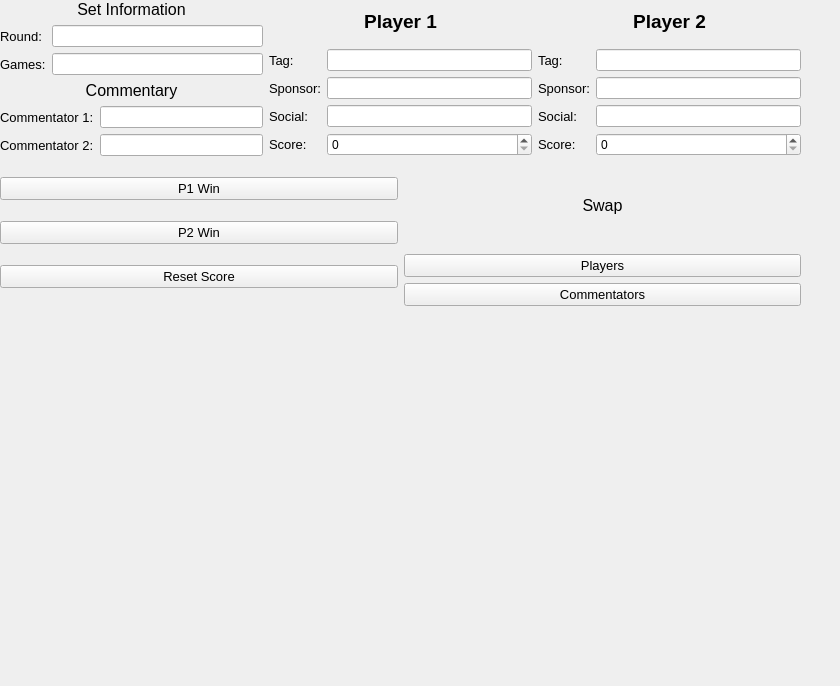
Qt form tourneyOverlay.ui (yhsanave/tournament-overlay) before a commit.
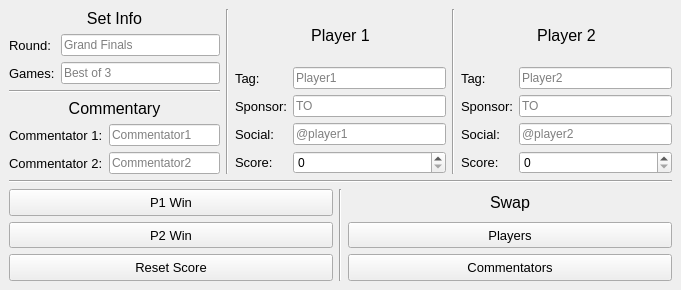
The same form after that commit.

What changed in the file:
```diff
--- a/tourneyOverlay.ui
+++ b/tourneyOverlay.ui
@@ -6,37 +6,48 @@
    <rect>
     <x>0</x>
     <y>0</y>
-    <width>840</width>
-    <height>686</height>
+    <width>681</width>
+    <height>290</height>
    </rect>
   </property>
+  <property name="sizePolicy">
+   <sizepolicy hsizetype="Fixed" vsizetype="Fixed">
+    <horstretch>0</horstretch>
+    <verstretch>0</verstretch>
+   </sizepolicy>
+  </property>
+  <property name="contextMenuPolicy">
+   <enum>Qt::NoContextMenu</enum>
+  </property>
   <property name="windowTitle">
    <string>MainWindow</string>
   </property>
-  <widget class="QWidget" name="centralwidget">
-   <widget class="QWidget" name="verticalLayoutWidget_5">
-    <property name="geometry">
-     <rect>
-      <x>0</x>
-      <y>0</y>
-      <width>801</width>
-      <height>306</height>
-     </rect>
-    </property>
+  <property name="dockOptions">
+   <set>QMainWindow::AllowTabbedDocks|QMainWindow::AnimatedDocks</set>
+  </property>
+  <widget class="QWidget" name="mainWidget">
     <layout class="QVBoxLayout" name="verticalLayout">
      <item>
+     <layout class="QVBoxLayout" name="mainLayout">
+      <item>
       <layout class="QHBoxLayout" name="infoLayout">
        <item>
         <layout class="QVBoxLayout" name="setLayout">
          <item>
           <widget class="QLabel" name="setLabel">
+            <property name="sizePolicy">
+             <sizepolicy hsizetype="Minimum" vsizetype="Minimum">
+              <horstretch>0</horstretch>
+              <verstretch>0</verstretch>
+             </sizepolicy>
+            </property>
            <property name="font">
             <font>
              <pointsize>12</pointsize>
             </font>
            </property>
            <property name="text">
-            <string>Set Information</string>
+             <string>Set Info</string>
            </property>
            <property name="alignment">
             <set>Qt::AlignCenter</set>
@@ -58,7 +69,11 @@
             </widget>
            </item>
            <item row="0" column="1">
-            <widget class="QLineEdit" name="setRoundInput"/>
+             <widget class="QLineEdit" name="setRoundInput">
+              <property name="placeholderText">
+               <string>Grand Finals</string>
+              </property>
+             </widget>
            </item>
            <item row="1" column="0">
             <widget class="QLabel" name="setGamesLabel">
@@ -73,14 +88,31 @@
             </widget>
            </item>
            <item row="1" column="1">
-            <widget class="QLineEdit" name="setGamesInput"/>
+             <widget class="QLineEdit" name="setGamesInput">
+              <property name="placeholderText">
+               <string>Best of 3</string>
+              </property>
+             </widget>
            </item>
           </layout>
          </item>
          <item>
           <layout class="QVBoxLayout" name="commentaryLayout">
+            <item>
+             <widget class="Line" name="line_5">
+              <property name="orientation">
+               <enum>Qt::Horizontal</enum>
+              </property>
+             </widget>
+            </item>
            <item>
             <widget class="QLabel" name="commentaryLabel">
+              <property name="sizePolicy">
+               <sizepolicy hsizetype="Minimum" vsizetype="Minimum">
+                <horstretch>0</horstretch>
+                <verstretch>0</verstretch>
+               </sizepolicy>
+              </property>
              <property name="font">
               <font>
                <pointsize>12</pointsize>
@@ -109,7 +141,11 @@
               </widget>
              </item>
              <item row="0" column="1">
-              <widget class="QLineEdit" name="commentary1Input"/>
+               <widget class="QLineEdit" name="commentary1Input">
+                <property name="placeholderText">
+                 <string>Commentator1</string>
+                </property>
+               </widget>
              </item>
              <item row="1" column="0">
               <widget class="QLabel" name="commentary2Label">
@@ -124,7 +160,14 @@
               </widget>
              </item>
              <item row="1" column="1">
-              <widget class="QLineEdit" name="commentary2Input"/>
+               <widget class="QLineEdit" name="commentary2Input">
+                <property name="cursorPosition">
+                 <number>0</number>
+                </property>
+                <property name="placeholderText">
+                 <string>Commentator2</string>
+                </property>
+               </widget>
              </item>
             </layout>
            </item>
@@ -132,15 +175,29 @@
          </item>
         </layout>
        </item>
+        <item>
+         <widget class="Line" name="line_2">
+          <property name="orientation">
+           <enum>Qt::Vertical</enum>
+          </property>
+         </widget>
+        </item>
        <item>
         <layout class="QVBoxLayout" name="p1Layout">
          <item>
           <widget class="QLabel" name="p1Label">
+            <property name="sizePolicy">
+             <sizepolicy hsizetype="Minimum" vsizetype="Minimum">
+              <horstretch>0</horstretch>
+              <verstretch>0</verstretch>
+             </sizepolicy>
+            </property>
            <property name="font">
             <font>
-             <pointsize>14</pointsize>
-             <weight>75</weight>
-             <bold>true</bold>
+              <pointsize>12</pointsize>
+              <weight>50</weight>
+              <bold>false</bold>
+              <kerning>true</kerning>
             </font>
            </property>
            <property name="text">
@@ -169,7 +226,11 @@
             </widget>
            </item>
            <item row="0" column="1">
-            <widget class="QLineEdit" name="p1TagInput"/>
+             <widget class="QLineEdit" name="p1TagInput">
+              <property name="placeholderText">
+               <string>Player1</string>
+              </property>
+             </widget>
            </item>
            <item row="1" column="0">
             <widget class="QLabel" name="p1SponsorLabel">
@@ -184,7 +245,11 @@
             </widget>
            </item>
            <item row="1" column="1">
-            <widget class="QLineEdit" name="p1SponsorInput"/>
+             <widget class="QLineEdit" name="p1SponsorInput">
+              <property name="placeholderText">
+               <string>TO</string>
+              </property>
+             </widget>
            </item>
            <item row="2" column="0">
             <widget class="QLabel" name="p1SocialLabel">
@@ -199,7 +264,11 @@
             </widget>
            </item>
            <item row="2" column="1">
-            <widget class="QLineEdit" name="p1SocialScore"/>
+             <widget class="QLineEdit" name="p1SocialInput">
+              <property name="placeholderText">
+               <string>@player1</string>
+              </property>
+             </widget>
            </item>
            <item row="3" column="0">
             <widget class="QLabel" name="p1ScoreLabel">
@@ -220,15 +289,31 @@
          </item>
         </layout>
        </item>
+        <item>
+         <widget class="Line" name="line_4">
+          <property name="orientation">
+           <enum>Qt::Vertical</enum>
+          </property>
+         </widget>
+        </item>
        <item>
         <layout class="QVBoxLayout" name="p2Layout">
+          <property name="sizeConstraint">
+           <enum>QLayout::SetDefaultConstraint</enum>
+          </property>
          <item>
           <widget class="QLabel" name="p2Label">
+            <property name="sizePolicy">
+             <sizepolicy hsizetype="Minimum" vsizetype="Minimum">
+              <horstretch>0</horstretch>
+              <verstretch>0</verstretch>
+             </sizepolicy>
+            </property>
            <property name="font">
             <font>
-             <pointsize>14</pointsize>
-             <weight>75</weight>
-             <bold>true</bold>
+              <pointsize>12</pointsize>
+              <weight>50</weight>
+              <bold>false</bold>
             </font>
            </property>
            <property name="text">
@@ -254,7 +339,14 @@
             </widget>
            </item>
            <item row="0" column="1">
-            <widget class="QLineEdit" name="p2TagInput"/>
+             <widget class="QLineEdit" name="p2TagInput">
+              <property name="placeholderText">
+               <string>Player2</string>
+              </property>
+              <property name="clearButtonEnabled">
+               <bool>false</bool>
+              </property>
+             </widget>
            </item>
            <item row="1" column="0">
             <widget class="QLabel" name="p2SponsorLabel">
@@ -269,7 +361,11 @@
             </widget>
            </item>
            <item row="1" column="1">
-            <widget class="QLineEdit" name="p2SponsorInput"/>
+             <widget class="QLineEdit" name="p2SponsorInput">
+              <property name="placeholderText">
+               <string>TO</string>
+              </property>
+             </widget>
            </item>
            <item row="2" column="0">
             <widget class="QLabel" name="p2SocialLabel">
@@ -284,7 +380,11 @@
             </widget>
            </item>
            <item row="2" column="1">
-            <widget class="QLineEdit" name="p2SocialInput"/>
+             <widget class="QLineEdit" name="p2SocialInput">
+              <property name="placeholderText">
+               <string>@player2</string>
+              </property>
+             </widget>
            </item>
            <item row="3" column="0">
             <widget class="QLabel" name="p2ScoreLabel">
@@ -307,12 +407,25 @@
        </item>
       </layout>
      </item>
+      <item>
+       <widget class="Line" name="line">
+        <property name="orientation">
+         <enum>Qt::Horizontal</enum>
+        </property>
+       </widget>
+      </item>
      <item>
       <layout class="QHBoxLayout" name="quickActionsLayout">
        <item>
         <layout class="QVBoxLayout" name="scoreLayout">
          <item>
           <widget class="QPushButton" name="p1WinButton">
+            <property name="sizePolicy">
+             <sizepolicy hsizetype="Minimum" vsizetype="Minimum">
+              <horstretch>0</horstretch>
+              <verstretch>0</verstretch>
+             </sizepolicy>
+            </property>
            <property name="font">
             <font>
              <pointsize>10</pointsize>
@@ -321,10 +434,22 @@
            <property name="text">
             <string>P1 Win</string>
            </property>
+            <property name="checkable">
+             <bool>false</bool>
+            </property>
+            <property name="flat">
+             <bool>false</bool>
+            </property>
           </widget>
          </item>
          <item>
           <widget class="QPushButton" name="p2WinButton">
+            <property name="sizePolicy">
+             <sizepolicy hsizetype="Minimum" vsizetype="Minimum">
+              <horstretch>0</horstretch>
+              <verstretch>0</verstretch>
+             </sizepolicy>
+            </property>
            <property name="font">
             <font>
              <pointsize>10</pointsize>
@@ -337,6 +462,12 @@
          </item>
          <item>
           <widget class="QPushButton" name="scoreResetButton">
+            <property name="sizePolicy">
+             <sizepolicy hsizetype="Minimum" vsizetype="Minimum">
+              <horstretch>0</horstretch>
+              <verstretch>0</verstretch>
+             </sizepolicy>
+            </property>
            <property name="font">
             <font>
              <pointsize>10</pointsize>
@@ -350,9 +481,25 @@
         </layout>
        </item>
        <item>
-        <layout class="QVBoxLayout" name="swapLayout">
+         <widget class="Line" name="line_3">
+          <property name="orientation">
+           <enum>Qt::Vertical</enum>
+          </property>
+         </widget>
+        </item>
+        <item>
+         <layout class="QVBoxLayout" name="swapLayout" stretch="0,0,0">
+          <property name="sizeConstraint">
+           <enum>QLayout::SetDefaultConstraint</enum>
+          </property>
          <item>
           <widget class="QLabel" name="swapLabel">
+            <property name="sizePolicy">
+             <sizepolicy hsizetype="Preferred" vsizetype="Minimum">
+              <horstretch>0</horstretch>
+              <verstretch>0</verstretch>
+             </sizepolicy>
+            </property>
            <property name="font">
             <font>
              <pointsize>12</pointsize>
@@ -368,6 +515,12 @@
          </item>
          <item>
           <widget class="QPushButton" name="swapPlayersButton">
+            <property name="sizePolicy">
+             <sizepolicy hsizetype="Minimum" vsizetype="Minimum">
+              <horstretch>0</horstretch>
+              <verstretch>0</verstretch>
+             </sizepolicy>
+            </property>
            <property name="font">
             <font>
              <pointsize>10</pointsize>
@@ -380,6 +533,12 @@
          </item>
          <item>
           <widget class="QPushButton" name="swapCommentatorsButton">
+            <property name="sizePolicy">
+             <sizepolicy hsizetype="Minimum" vsizetype="Minimum">
+              <horstretch>0</horstretch>
+              <verstretch>0</verstretch>
+             </sizepolicy>
+            </property>
            <property name="font">
             <font>
              <pointsize>10</pointsize>
@@ -395,7 +554,8 @@
       </layout>
      </item>
     </layout>
-   </widget>
+    </item>
+   </layout>
   </widget>
  </widget>
  <resources/>
```
Left out of the diff: 7 changed lines with no effect on the pictures. Lines whose indentation alone changed are shown as unchanged.
